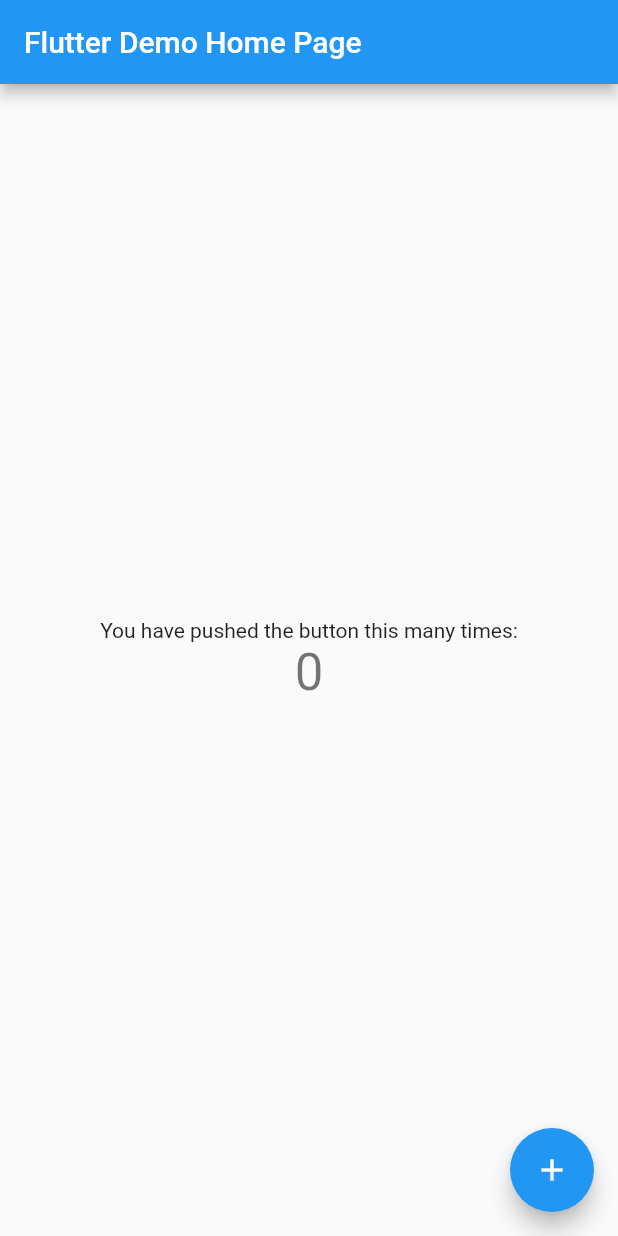
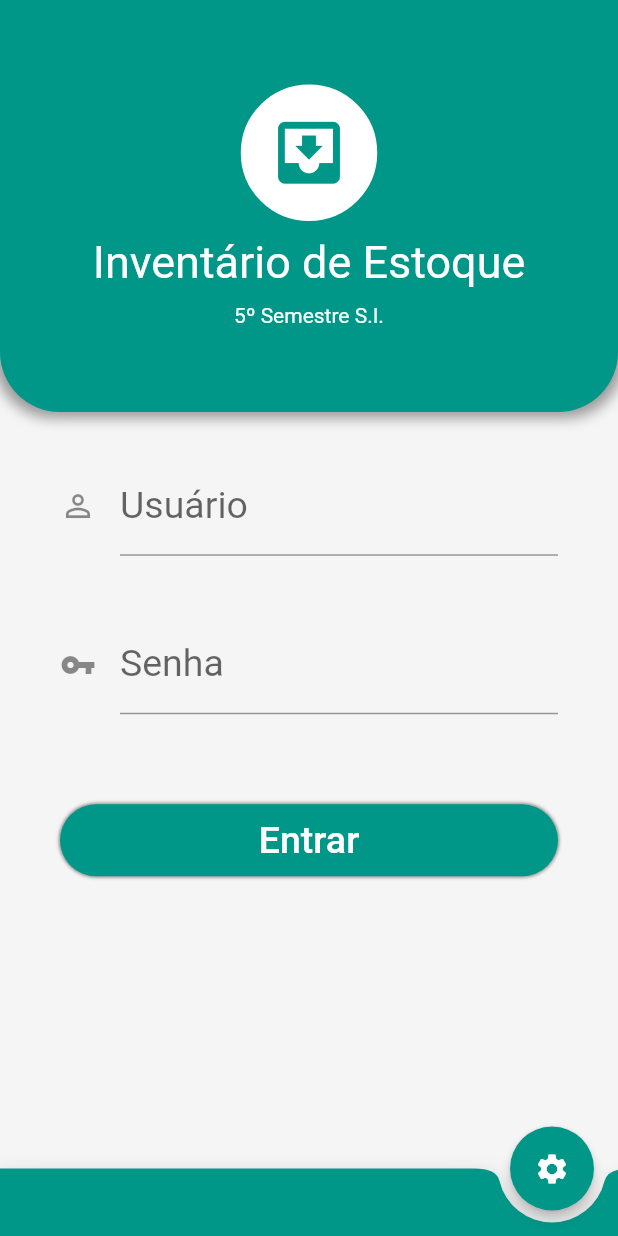
Before and after one commit to wllsistemas/app_inventario, a Flutter app: the screen it shows after launch, on a phone screen of 412 x 824 dp. Run offline on Flutter 3.47's test engine with Material 2 defaults, Android fonts, the phone set to English and light mode, and no system bars; our stand-ins replace mask_text_input_formatter, rflutter_alert, shared_preferences.

Commit message:
Finalizado layout login, tela splash

```diff
--- a/lib/main.dart
+++ b/lib/main.dart
@@ -1,111 +1,18 @@
+import 'package:app_inventario/page/login_page.dart';
 import 'package:flutter/material.dart';
 
 void main() => runApp(MyApp());
 
 class MyApp extends StatelessWidget {
-  // This widget is the root of your application.
   @override
   Widget build(BuildContext context) {
     return MaterialApp(
+      debugShowCheckedModeBanner: false,
       title: 'Flutter Demo',
       theme: ThemeData(
-        // This is the theme of your application.
-        //
-        // Try running your application with "flutter run". You'll see the
-        // application has a blue toolbar. Then, without quitting the app, try
-        // changing the primarySwatch below to Colors.green and then invoke
-        // "hot reload" (press "r" in the console where you ran "flutter run",
-        // or simply save your changes to "hot reload" in a Flutter IDE).
-        // Notice that the counter didn't reset back to zero; the application
-        // is not restarted.
-        primarySwatch: Colors.blue,
+        primarySwatch: Colors.teal, //#009688
       ),
-      home: MyHomePage(title: 'Flutter Demo Home Page'),
+      home: LoginPage(),
     );
   }
 }
-
-class MyHomePage extends StatefulWidget {
-  MyHomePage({Key key, this.title}) : super(key: key);
-
-  // This widget is the home page of your application. It is stateful, meaning
-  // that it has a State object (defined below) that contains fields that affect
-  // how it looks.
-
-  // This class is the configuration for the state. It holds the values (in this
-  // case the title) provided by the parent (in this case the App widget) and
-  // used by the build method of the State. Fields in a Widget subclass are
-  // always marked "final".
-
-  final String title;
-
-  @override
-  _MyHomePageState createState() => _MyHomePageState();
-}
-
-class _MyHomePageState extends State<MyHomePage> {
-  int _counter = 0;
-
-  void _incrementCounter() {
-    setState(() {
-      // This call to setState tells the Flutter framework that something has
-      // changed in this State, which causes it to rerun the build method below
-      // so that the display can reflect the updated values. If we changed
-      // _counter without calling setState(), then the build method would not be
-      // called again, and so nothing would appear to happen.
-      _counter++;
-    });
-  }
-
-  @override
-  Widget build(BuildContext context) {
-    // This method is rerun every time setState is called, for instance as done
-    // by the _incrementCounter method above.
-    //
-    // The Flutter framework has been optimized to make rerunning build methods
-    // fast, so that you can just rebuild anything that needs updating rather
-    // than having to individually change instances of widgets.
-    return Scaffold(
-      appBar: AppBar(
-        // Here we take the value from the MyHomePage object that was created by
-        // the App.build method, and use it to set our appbar title.
-        title: Text(widget.title),
-      ),
-      body: Center(
-        // Center is a layout widget. It takes a single child and positions it
-        // in the middle of the parent.
-        child: Column(
-          // Column is also a layout widget. It takes a list of children and
-          // arranges them vertically. By default, it sizes itself to fit its
-          // children horizontally, and tries to be as tall as its parent.
-          //
-          // Invoke "debug painting" (press "p" in the console, choose the
-          // "Toggle Debug Paint" action from the Flutter Inspector in Android
-          // Studio, or the "Toggle Debug Paint" command in Visual Studio Code)
-          // to see the wireframe for each widget.
-          //
-          // Column has various properties to control how it sizes itself and
-          // how it positions its children. Here we use mainAxisAlignment to
-          // center the children vertically; the main axis here is the vertical
-          // axis because Columns are vertical (the cross axis would be
-          // horizontal).
-          mainAxisAlignment: MainAxisAlignment.center,
-          children: <Widget>[
-            Text(
-              'You have pushed the button this many times:',
-            ),
-            Text(
-              '$_counter',
-              style: Theme.of(context).textTheme.display1,
-            ),
-          ],
-        ),
-      ),
-      floatingActionButton: FloatingActionButton(
-        onPressed: _incrementCounter,
-        tooltip: 'Increment',
-        child: Icon(Icons.add),
-      ), // This trailing comma makes auto-formatting nicer for build methods.
-    );
-  }
-}
--- /dev/null
+++ b/lib/page/listagem_page.dart
@@ -0,0 +1,8 @@
+import 'package:flutter/material.dart';
+
+class ListagemPage extends StatelessWidget {
+  @override
+  Widget build(BuildContext context) {
+    return Container();
+  }
+}
--- /dev/null
+++ b/lib/page/login_page.dart
@@ -0,0 +1,62 @@
+import 'package:app_inventario/page/widget/widget_dialog.dart';
+import 'package:app_inventario/page/widget/widget_form_login.dart';
+import 'package:app_inventario/page/widget/widget_rodape_login.dart';
+import 'package:app_inventario/page/widget/widget_topo_login.dart';
+import 'package:flutter/material.dart';
+import 'package:shared_preferences/shared_preferences.dart';
+
+class LoginPage extends StatefulWidget {
+  @override
+  _LoginPageState createState() => _LoginPageState();
+}
+
+class _LoginPageState extends State<LoginPage> {
+  GlobalKey<FormState> _keyForm = GlobalKey<FormState>();
+  var _ctrUsuario = TextEditingController();
+  var _ctrSenha = TextEditingController();
+  var _ctrIP = TextEditingController();
+  var _ctrPorta = TextEditingController();
+
+  @override
+  void initState() {
+    lerIp();
+    super.initState();
+  }
+
+  @override
+  Widget build(BuildContext context) {
+    return Scaffold(
+      backgroundColor: Colors.grey[100],
+      body: SingleChildScrollView(
+        child: Column(
+          children: <Widget>[
+            Topo(),
+            Formulario(
+              ctrUsuario: _ctrUsuario,
+              ctrSenha: _ctrSenha,
+              keyForm: _keyForm,
+            ),
+          ],
+        ),
+      ),
+      floatingActionButtonLocation: FloatingActionButtonLocation.endDocked,
+      floatingActionButton: FloatingActionButton(
+        onPressed: () {
+          ExibeAlert(context, _ctrIP, _ctrPorta);
+        },
+        tooltip: 'Configuração de Acesso',
+        child: Icon(Icons.settings),
+        elevation: 3.0,
+      ),
+      bottomNavigationBar: Rodape(),
+    );
+  }
+
+  lerIp() async {
+    SharedPreferences prefs = await SharedPreferences.getInstance();
+    setState(() {
+      _ctrIP.text = prefs.getString('IP');
+      _ctrPorta.text = prefs.getString('PORTA');
+    });
+  }
+}
--- /dev/null
+++ b/lib/page/widget/widget_dialog.dart
@@ -0,0 +1,62 @@
+import 'package:flutter/material.dart';
+import 'package:mask_text_input_formatter/mask_text_input_formatter.dart';
+import 'package:rflutter_alert/rflutter_alert.dart';
+import 'package:shared_preferences/shared_preferences.dart';
+
+ExibeAlert(BuildContext context, TextEditingController ctrIP,
+    TextEditingController ctrPorta) {
+  var maskFormatter = MaskTextInputFormatter(
+      mask: '###.###.###.###', filter: {"#": RegExp(r'[0-9]')});
+  Alert(
+      context: context,
+      title: "Dados de Acesso",
+      style: AlertStyle(
+        animationType: AnimationType.fromTop,
+        animationDuration: Duration(milliseconds: 400),
+        titleStyle: TextStyle(
+          color: Colors.blueGrey,
+        ),
+      ),
+      content: Column(
+        children: <Widget>[
+          TextField(
+            controller: ctrIP,
+            inputFormatters: [maskFormatter],
+            keyboardType: TextInputType.number,
+            decoration: InputDecoration(
+              icon: Icon(Icons.cloud_done),
+              labelText: 'IP do Servidor',
+            ),
+          ),
+          TextField(
+            controller: ctrPorta,
+            keyboardType: TextInputType.number,
+            decoration: InputDecoration(
+              icon: Icon(Icons.compare_arrows),
+              labelText: 'Porta',
+            ),
+          ),
+        ],
+      ),
+      buttons: [
+        DialogButton(
+          onPressed: () {
+            Navigator.pop(context);
+            gravarIp(ctrIP.text, ctrPorta.text);
+          },
+          child: Text(
+            "Gravar",
+            style: TextStyle(
+              color: Colors.white,
+              fontSize: 20,
+            ),
+          ),
+        )
+      ]).show();
+}
+
+gravarIp(String ip, String porta) async {
+  SharedPreferences prefs = await SharedPreferences.getInstance();
+  prefs.setString('IP', ip);
+  prefs.setString('PORTA', porta);
+}
--- /dev/null
+++ b/lib/page/widget/widget_form_login.dart
@@ -0,0 +1,108 @@
+import 'package:flutter/material.dart';
+
+class Formulario extends StatelessWidget {
+  GlobalKey<FormState> keyForm = GlobalKey<FormState>();
+  var ctrUsuario = TextEditingController();
+  var ctrSenha = TextEditingController();
+
+  Formulario(
+      {@required this.ctrUsuario,
+      @required this.ctrSenha,
+      @required this.keyForm});
+
+  @override
+  Widget build(BuildContext context) {
+    return Form(
+      key: keyForm,
+      child: Column(
+        children: <Widget>[
+          Padding(
+            padding: EdgeInsets.only(
+              left: 40,
+              top: 30,
+              right: 40,
+              bottom: 30,
+            ),
+            child: TextFormField(
+              controller: ctrUsuario,
+              keyboardType: TextInputType.text,
+              decoration: InputDecoration(
+                labelText: 'Usuário',
+                icon: Icon(Icons.perm_identity),
+                labelStyle: TextStyle(
+                  fontSize: 25,
+                ),
+              ),
+              validator: (value) {
+                if (value.isEmpty) {
+                  return 'Informe seu Usuário';
+                }
+              },
+            ),
+          ),
+          Padding(
+            padding: EdgeInsets.only(
+              left: 40,
+              top: 10,
+              right: 40,
+              bottom: 30,
+            ),
+            child: TextFormField(
+              controller: ctrUsuario,
+              keyboardType: TextInputType.text,
+              obscureText: true,
+              decoration: InputDecoration(
+                labelText: 'Senha',
+                icon: Icon(Icons.vpn_key),
+                labelStyle: TextStyle(
+                  fontSize: 25,
+                ),
+              ),
+              validator: (value) {
+                if (value.isEmpty) {
+                  return 'Informe sua Senha';
+                }
+              },
+            ),
+          ),
+          Padding(
+            padding: EdgeInsets.only(
+              left: 40,
+              top: 30,
+              right: 40,
+              bottom: 30,
+            ),
+            child: Container(
+              width: MediaQuery.of(context).size.width,
+              decoration: BoxDecoration(
+                color: Theme.of(context).primaryColor,
+                borderRadius: BorderRadius.circular(
+                  50,
+                ),
+                boxShadow: [
+                  BoxShadow(
+                    color: Colors.black38,
+                    blurRadius: 1,
+                    spreadRadius: 1,
+                  ),
+                ],
+              ),
+              child: FlatButton(
+                onPressed: () {
+                  if (keyForm.currentState.validate()) {}
+                },
+                child: Text(
+                  'Entrar',
+                  style: TextStyle(
+                    color: Colors.white,
+                    fontSize: 25,
+                  ),
+                ),
+              ),
+            ),
+          ),
+        ],
+      ),
+    );
+  }
+}
--- /dev/null
+++ b/lib/page/widget/widget_rodape_login.dart
@@ -0,0 +1,15 @@
+import 'package:flutter/material.dart';
+
+class Rodape extends StatelessWidget {
+  @override
+  Widget build(BuildContext context) {
+    return BottomAppBar(
+      shape: CircularNotchedRectangle(),
+      notchMargin: 8,
+      color: Theme.of(context).primaryColor,
+      child: Container(
+        height: 45,
+      ),
+    );
+  }
+}
--- /dev/null
+++ b/lib/page/widget/widget_topo_login.dart
@@ -0,0 +1,66 @@
+import 'package:flutter/material.dart';
+
+class Topo extends StatelessWidget {
+  @override
+  Widget build(BuildContext context) {
+    return Container(
+      width: MediaQuery.of(context).size.width,
+      height: MediaQuery.of(context).size.height / 3,
+      decoration: BoxDecoration(
+        color: Theme.of(context).primaryColor,
+        boxShadow: [
+          BoxShadow(
+            color: Colors.black38,
+            blurRadius: 7,
+            spreadRadius: 4,
+          ),
+        ],
+        borderRadius: BorderRadius.vertical(
+          bottom: Radius.circular(40),
+        ),
+      ),
+      child: Column(
+        mainAxisAlignment: MainAxisAlignment.center,
+        children: <Widget>[
+          Container(
+            decoration: BoxDecoration(
+              borderRadius: BorderRadius.circular(50),
+              color: Colors.white,
+              border: Border.all(
+                color: Colors.white,
+                width: 3,
+              ),
+            ),
+            child: Padding(
+              padding: const EdgeInsets.all(15),
+              child: Icon(
+                Icons.move_to_inbox,
+                size: 55,
+                color: Theme.of(context).primaryColor,
+              ),
+            ),
+          ),
+          SizedBox(
+            height: 10,
+          ),
+          Text(
+            'Inventário de Estoque',
+            style: TextStyle(
+              color: Colors.white,
+              fontSize: 30,
+            ),
+          ),
+          SizedBox(
+            height: 10,
+          ),
+          Text(
+            '5º Semestre S.I.',
+            style: TextStyle(
+              color: Colors.white,
+            ),
+          )
+        ],
+      ),
+    );
+  }
+}
--- a/pubspec.yaml
+++ b/pubspec.yaml
@@ -23,6 +23,9 @@ dependencies:
   # The following adds the Cupertino Icons font to your application.
   # Use with the CupertinoIcons class for iOS style icons.
   cupertino_icons: ^0.1.2
+  rflutter_alert: ^1.0.2
+  shared_preferences: ^0.5.6
+  mask_text_input_formatter: ^1.0.6
 
 dev_dependencies:
   flutter_test:
```
Also changed, not shown: lib/page/widget/widget_botao_login.dart (added), pubspec.lock, 5 other files.
